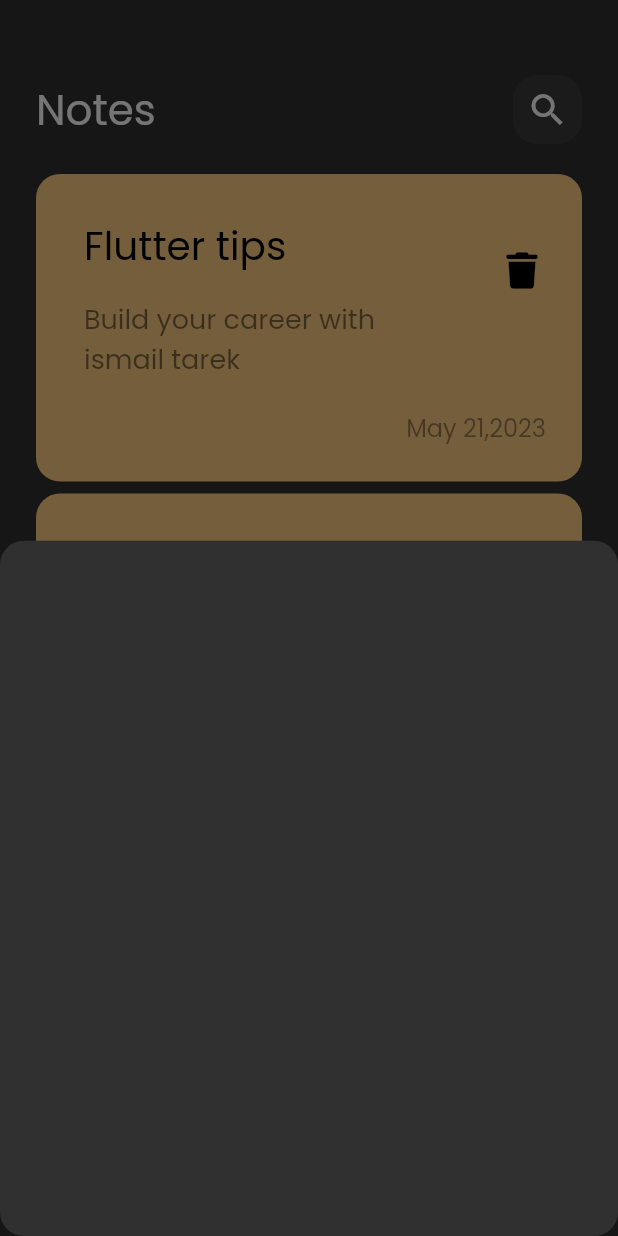
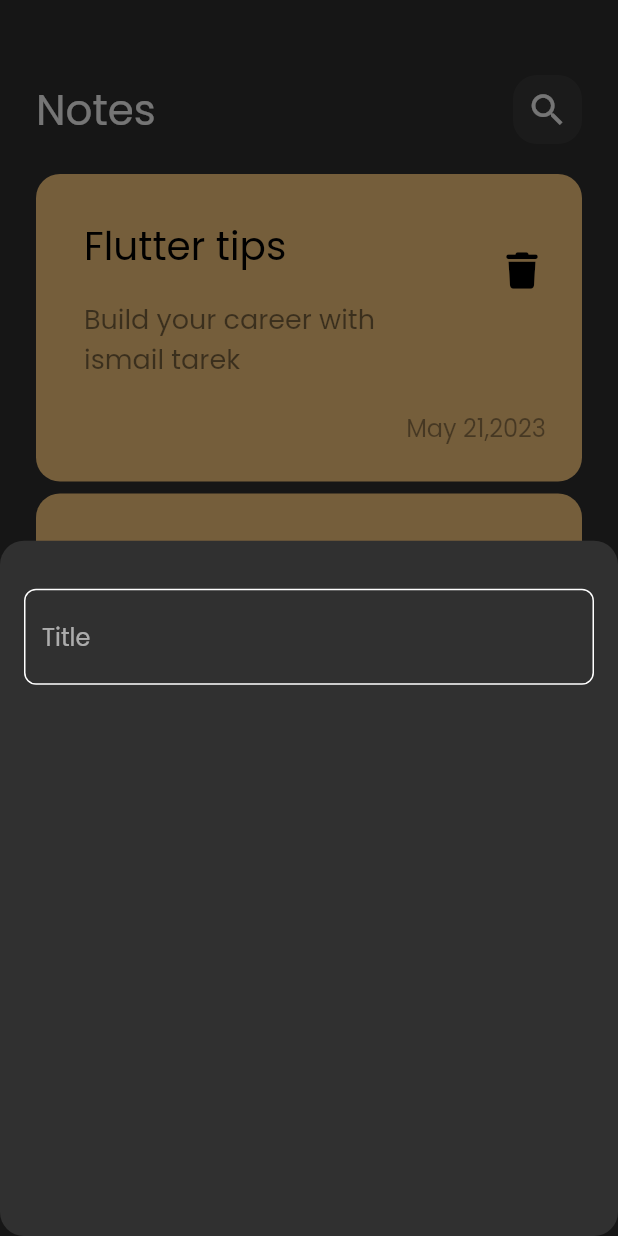
Before and after one commit to ismail-24/notes_app, a Flutter app: the screen it shows after launch, after a tap on the "add" icon, on a phone screen of 412 x 824 dp. Run offline on Flutter 3.47's test engine with Material 2 defaults, Android fonts, the phone set to English and light mode, and no system bars; our stand-ins replace font_awesome_flutter.

Commit message:
create custom text field

```diff
--- /dev/null
+++ b/lib/constants.dart
@@ -0,0 +1,3 @@
+import 'package:flutter/material.dart';
+
+const kPrimaryColor = Color(0xff62FCD7);
--- a/lib/widgets/add_note_bottom_sheet.dart
+++ b/lib/widgets/add_note_bottom_sheet.dart
@@ -1,4 +1,5 @@
 import 'package:flutter/material.dart';
+import 'package:notes_app/widgets/custom_text_field.dart';
 
 class AddNoteBottomSheet extends StatelessWidget {
   const AddNoteBottomSheet({
@@ -7,6 +8,14 @@ class AddNoteBottomSheet extends StatelessWidget {
 
   @override
   Widget build(BuildContext context) {
-    return Container();
+    return Padding(
+      padding: const EdgeInsets.symmetric(horizontal: 16),
+      child: Column(
+        children: [
+          SizedBox(height: 32),
+          CustomTextField(),
+        ],
+      ),
+    );
   }
 }
--- /dev/null
+++ b/lib/widgets/custom_text_field.dart
@@ -0,0 +1,26 @@
+import 'package:flutter/material.dart';
+import 'package:notes_app/constants.dart';
+
+class CustomTextField extends StatelessWidget {
+  CustomTextField({super.key});
+
+  @override
+  Widget build(BuildContext context) {
+    return TextField(
+      cursorColor: kPrimaryColor,
+      decoration: InputDecoration(
+        hintText: 'Title',
+        border: buildBorder(),
+        enabledBorder: buildBorder(),
+        focusedBorder: buildBorder(color: kPrimaryColor),
+      ),
+    );
+  }
+
+  OutlineInputBorder buildBorder({color}) {
+    return OutlineInputBorder(
+      borderSide: BorderSide(color: color ?? Colors.white),
+      borderRadius: BorderRadius.circular(8),
+    );
+  }
+}
```
